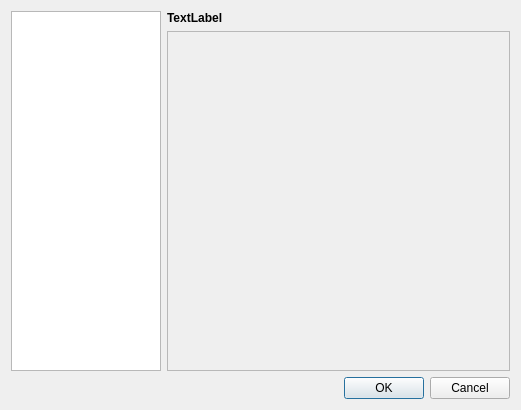
FelixdelasPozas/EspINA, file App/Dialogs/SettingsDialog.ui: the form before one commit.
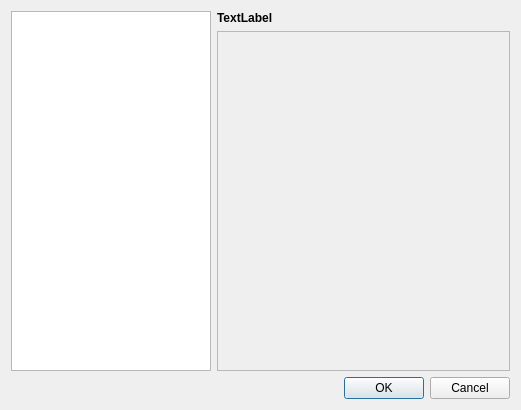
The form after the commit. Icons and pictures are not drawn.

Commit message: Misc fixes and aesthetic corrections in settings dialogs.

```diff
--- a/App/Dialogs/SettingsDialog.ui
+++ b/App/Dialogs/SettingsDialog.ui
@@ -26,20 +26,20 @@
        </property>
        <property name="minimumSize">
         <size>
-         <width>150</width>
+         <width>200</width>
          <height>0</height>
         </size>
        </property>
        <property name="maximumSize">
         <size>
-         <width>150</width>
+         <width>200</width>
          <height>16777215</height>
         </size>
        </property>
        <property name="iconSize">
         <size>
-         <width>40</width>
-         <height>40</height>
+         <width>20</width>
+         <height>20</height>
         </size>
        </property>
        <property name="uniformItemSizes">
@@ -107,8 +107,8 @@
            <rect>
             <x>0</x>
             <y>0</y>
-            <width>349</width>
-            <height>325</height>
+            <width>291</width>
+            <height>313</height>
            </rect>
           </property>
          </widget>
```
Left out of the diff: 3 changed lines with no effect on the pictures. The commit also changes 10 other files.
